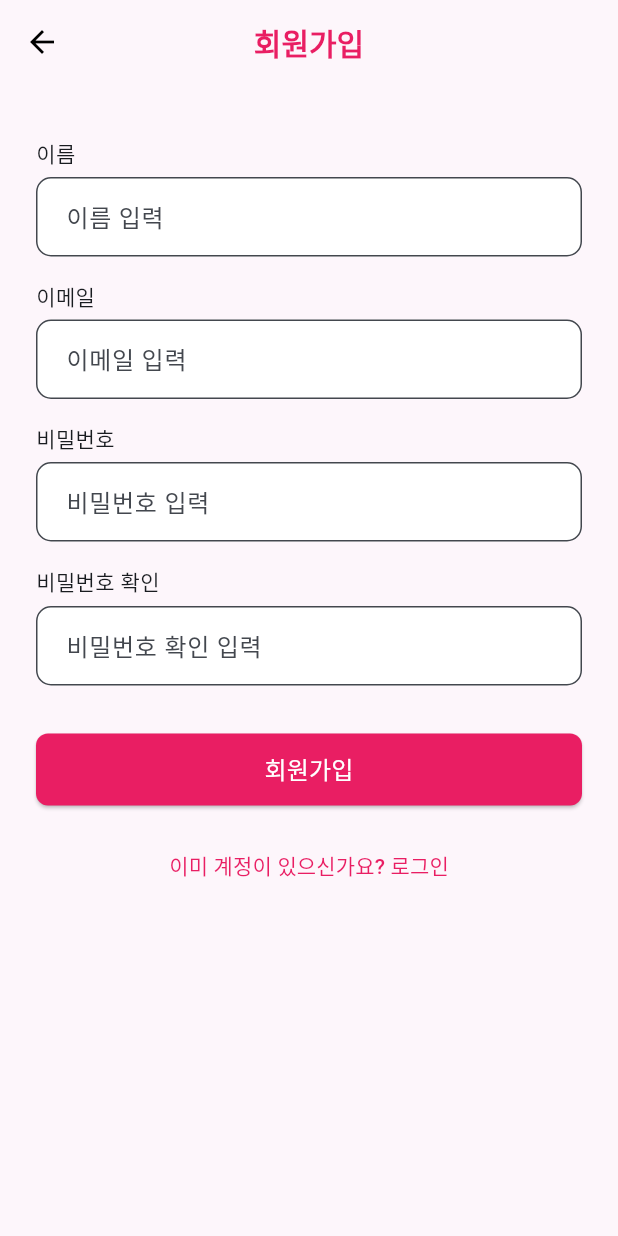
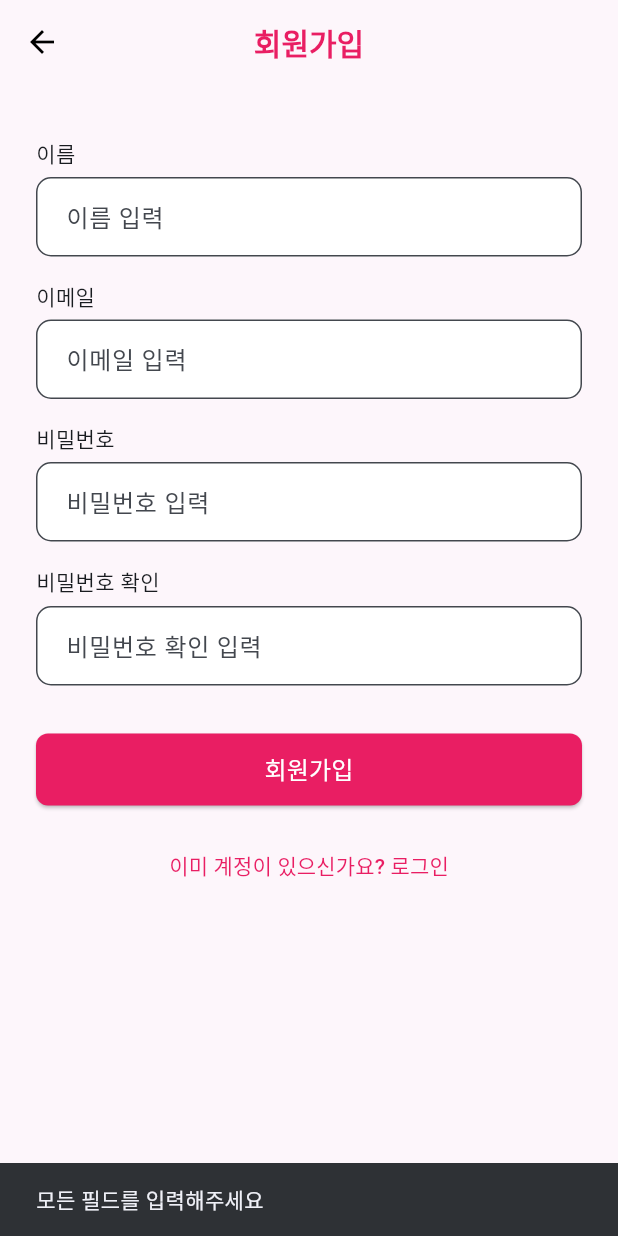
Before and after one commit to Riverstone00/SummerProjectGroovy, a Flutter app: the RegistrationPage screen opened directly, after a tap on "회원가입", on a phone screen of 412 x 824 dp. Run offline on Flutter 3.47's test engine with Material 3 defaults, Android fonts, the light colour scheme and no system bars; our stand-ins replace cloud_firestore, firebase_analytics, firebase_auth, firebase_core, firebase_storage, google_sign_in and 1 more; missing offline and left inert: mailer; accounts and stored records are empty; network calls fail.

Commit message:
modify resister.dart

```diff
--- a/everycourse/lib/screens/resister.dart
+++ b/everycourse/lib/screens/resister.dart
@@ -1,14 +1,76 @@
 import 'package:flutter/material.dart';
+import '../services/user_service.dart'; // UserService 경로 확인 필요
 
-void main() {
-  runApp(const MaterialApp(
-    home: RegistrationPage(),
-    debugShowCheckedModeBanner: false,
-  ));
+class RegistrationPage extends StatefulWidget {
+  const RegistrationPage({super.key});
+
+  @override
+  State<RegistrationPage> createState() => _RegistrationPageState();
 }
 
-class RegistrationPage extends StatelessWidget {
-  const RegistrationPage({super.key});
+class _RegistrationPageState extends State<RegistrationPage> {
+  final _nameController = TextEditingController();
+  final _emailController = TextEditingController();
+  final _passwordController = TextEditingController();
+  final _confirmPasswordController = TextEditingController();
+  final _userService = UserService();
+
+  bool _isLoading = false;
+
+  @override
+  void dispose() {
+    _nameController.dispose();
+    _emailController.dispose();
+    _passwordController.dispose();
+    _confirmPasswordController.dispose();
+    super.dispose();
+  }
+
+  Future<void> _register() async {
+    final name = _nameController.text.trim();
+    final email = _emailController.text.trim();
+    final password = _passwordController.text;
+    final confirmPassword = _confirmPasswordController.text;
+
+    if (name.isEmpty || email.isEmpty || password.isEmpty || confirmPassword.isEmpty) {
+      ScaffoldMessenger.of(context).showSnackBar(
+        const SnackBar(content: Text('모든 필드를 입력해주세요')),
+      );
+      return;
+    }
+
+    if (password != confirmPassword) {
+      ScaffoldMessenger.of(context).showSnackBar(
+        const SnackBar(content: Text('비밀번호가 일치하지 않습니다')),
+      );
+      return;
+    }
+
+    setState(() {
+      _isLoading = true;
+    });
+
+    try {
+      await _userService.signUpWithEmailAndPassword(email: email, password: password);
+
+      if (mounted) {
+        ScaffoldMessenger.of(context).showSnackBar(
+          const SnackBar(content: Text('회원가입이 완료되었습니다! 🎉')),
+        );
+        Navigator.pop(context); // AuthScreen으로 돌아감
+      }
+    } catch (e) {
+      ScaffoldMessenger.of(context).showSnackBar(
+        SnackBar(content: Text('회원가입 실패: $e')),
+      );
+    } finally {
+      if (mounted) {
+        setState(() {
+          _isLoading = false;
+        });
+      }
+    }
+  }
 
   @override
   Widget build(BuildContext context) {
@@ -20,11 +82,7 @@ class RegistrationPage extends StatelessWidget {
         centerTitle: true,
         title: const Text(
           '회원가입',
-          style: TextStyle(
-            fontSize: 20,
-            color: Colors.pink,
-            fontWeight: FontWeight.bold,
-          ),
+          style: TextStyle(fontSize: 20, color: Colors.pink, fontWeight: FontWeight.bold),
         ),
         leading: IconButton(
           icon: const Icon(Icons.arrow_back, color: Colors.black),
@@ -36,18 +94,16 @@ class RegistrationPage extends StatelessWidget {
         child: ListView(
           children: [
             const SizedBox(height: 24),
-            _buildTextField(label: '이름'),
+            _buildTextField(label: '이름', controller: _nameController),
             const SizedBox(height: 16),
-            _buildTextField(label: '이메일'),
+            _buildTextField(label: '이메일', controller: _emailController),
             const SizedBox(height: 16),
-            _buildTextField(label: '비밀번호', obscureText: true),
+            _buildTextField(label: '비밀번호', controller: _passwordController, obscureText: true),
             const SizedBox(height: 16),
-            _buildTextField(label: '비밀번호 확인', obscureText: true),
+            _buildTextField(label: '비밀번호 확인', controller: _confirmPasswordController, obscureText: true),
             const SizedBox(height: 32),
             ElevatedButton(
-              onPressed: () {
-                // 회원가입 처리 로직
-              },
+              onPressed: _isLoading ? null : _register,
               style: ElevatedButton.styleFrom(
                 backgroundColor: Colors.pink,
                 minimumSize: const Size(double.infinity, 48),
@@ -55,16 +111,13 @@ class RegistrationPage extends StatelessWidget {
                   borderRadius: BorderRadius.circular(8),
                 ),
               ),
-              child: const Text(
-                '회원가입',
-                style: TextStyle(fontSize: 16, color: Colors.white),
-              ),
+              child: _isLoading
+                  ? const CircularProgressIndicator(color: Colors.white)
+                  : const Text('회원가입', style: TextStyle(fontSize: 16, color: Colors.white)),
             ),
             const SizedBox(height: 16),
             TextButton(
-              onPressed: () {
-                // 로그인 페이지로 이동
-              },
+              onPressed: () => Navigator.pop(context),
               child: const Text(
                 '이미 계정이 있으신가요? 로그인',
                 style: TextStyle(color: Colors.pink),
@@ -76,21 +129,22 @@ class RegistrationPage extends StatelessWidget {
     );
   }
 
-  Widget _buildTextField({required String label, bool obscureText = false}) {
+  Widget _buildTextField({
+    required String label,
+    required TextEditingController controller,
+    bool obscureText = false,
+  }) {
     return Column(
       crossAxisAlignment: CrossAxisAlignment.start,
       children: [
-        Text(label,
-            style: const TextStyle(fontSize: 14, fontWeight: FontWeight.w500)),
+        Text(label, style: const TextStyle(fontSize: 14, fontWeight: FontWeight.w500)),
         const SizedBox(height: 6),
         TextField(
+          controller: controller,
           obscureText: obscureText,
           decoration: InputDecoration(
-            contentPadding:
-            const EdgeInsets.symmetric(horizontal: 16, vertical: 14),
-            border: OutlineInputBorder(
-              borderRadius: BorderRadius.circular(10),
-            ),
+            contentPadding: const EdgeInsets.symmetric(horizontal: 16, vertical: 14),
+            border: OutlineInputBorder(borderRadius: BorderRadius.circular(10)),
             fillColor: Colors.white,
             filled: true,
             hintText: '$label 입력',
```
